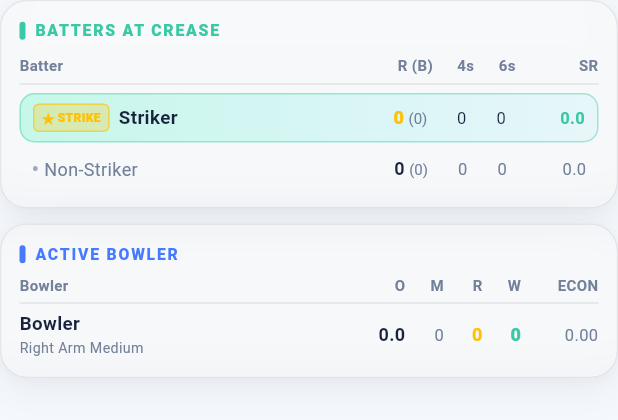
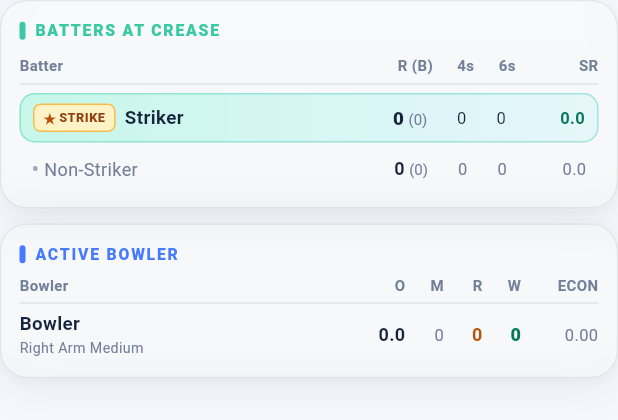
Before and after one commit to Patit24/Cric-Pavilion, a Flutter app: the CreaseHudWidget widget shown alone on an empty page, opened directly with empty values, on a phone screen of 412 x 824 dp. Shown: the top 420 px of the screen. Run offline on Flutter 3.47's test engine with Material 3 defaults, Android fonts, the phone set to English and light mode, and no system bars; our stand-ins replace cloud_firestore, firebase_auth, firebase_core, google_sign_in, shared_preferences; missing offline and left inert: dart:js_interop; accounts and stored records are empty; network calls fail.

Commit message:
Redesign Live Scorer screen to Light Glassmorphism

```diff
--- a/lib/screens/scorer/crease_hud_widget.dart
+++ b/lib/screens/scorer/crease_hud_widget.dart
@@ -163,18 +163,18 @@ class CreaseHudWidget extends StatelessWidget {
                         children: [
                           Container(
                             margin: const EdgeInsets.only(right: 6),
-                            padding: const EdgeInsets.symmetric(horizontal: 5, vertical: 2),
+                            padding: const EdgeInsets.symmetric(horizontal: 6, vertical: 2),
                             decoration: BoxDecoration(
-                              color: Colors.amber.withValues(alpha: 0.25),
-                              borderRadius: BorderRadius.circular(4),
-                              border: Border.all(color: Colors.amber.withValues(alpha: 0.6)),
+                              color: const Color(0xFFFEF3C7),
+                              borderRadius: BorderRadius.circular(5),
+                              border: Border.all(color: const Color(0xFFF59E0B).withValues(alpha: 0.65)),
                             ),
                             child: const Row(
                               mainAxisSize: MainAxisSize.min,
                               children: [
-                                Text('★', style: TextStyle(color: Colors.amber, fontSize: 9, fontWeight: FontWeight.w900)),
+                                Text('★', style: TextStyle(color: Color(0xFFB45309), fontSize: 9, fontWeight: FontWeight.w900)),
                                 SizedBox(width: 2),
-                                Text('STRIKE', style: TextStyle(color: Colors.amber, fontSize: 8, fontWeight: FontWeight.w900)),
+                                Text('STRIKE', style: TextStyle(color: Color(0xFF92400E), fontSize: 8.5, fontWeight: FontWeight.w900, letterSpacing: 0.3)),
                               ],
                             ),
                           ),
@@ -194,15 +194,30 @@ class CreaseHudWidget extends StatelessWidget {
                         textAlign: TextAlign.right,
                         text: TextSpan(
                           children: [
-                            TextSpan(text: '${strikerCard.runs} ', style: const TextStyle(color: Colors.amber, fontSize: 12, fontWeight: FontWeight.w900)),
-                            TextSpan(text: '(${strikerCard.balls})', style: const TextStyle(color: GlassTokens.inkSecondary, fontSize: 10)),
+                            TextSpan(
+                              text: '${strikerCard.runs} ',
+                              style: const TextStyle(
+                                color: GlassTokens.inkPrimary,
+                                fontSize: 12.5,
+                                fontWeight: FontWeight.w900,
+                                fontFeatures: [FontFeature.tabularFigures()],
+                              ),
+                            ),
+                            TextSpan(
+                              text: '(${strikerCard.balls})',
+                              style: const TextStyle(
+                                color: GlassTokens.inkSecondary,
+                                fontSize: 10,
+                                fontFeatures: [FontFeature.tabularFigures()],
+                              ),
+                            ),
                           ],
                         ),
                       ),
                     ),
-                    Expanded(flex: 1, child: Text('${strikerCard.fours}', textAlign: TextAlign.right, style: const TextStyle(color: GlassTokens.inkPrimary, fontSize: 11))),
-                    Expanded(flex: 1, child: Text('${strikerCard.sixes}', textAlign: TextAlign.right, style: const TextStyle(color: GlassTokens.inkPrimary, fontSize: 11))),
-                    Expanded(flex: 2, child: Text(strikerCard.strikeRate.toStringAsFixed(1), textAlign: TextAlign.right, style: const TextStyle(color: NeoGlassTheme.neonEmerald, fontSize: 11, fontWeight: FontWeight.bold))),
+                    Expanded(flex: 1, child: Text('${strikerCard.fours}', textAlign: TextAlign.right, style: const TextStyle(color: GlassTokens.inkPrimary, fontSize: 11, fontFeatures: [FontFeature.tabularFigures()]))),
+                    Expanded(flex: 1, child: Text('${strikerCard.sixes}', textAlign: TextAlign.right, style: const TextStyle(color: GlassTokens.inkPrimary, fontSize: 11, fontFeatures: [FontFeature.tabularFigures()]))),
+                    Expanded(flex: 2, child: Text(strikerCard.strikeRate.toStringAsFixed(1), textAlign: TextAlign.right, style: const TextStyle(color: Color(0xFF047857), fontSize: 11, fontWeight: FontWeight.bold, fontFeatures: [FontFeature.tabularFigures()]))),
                   ],
                 ),
               ),
@@ -305,7 +320,7 @@ class CreaseHudWidget extends StatelessWidget {
                             Text(
                               bowler == null ? 'Select Bowler' : 'Change',
                               style: TextStyle(
-                                color: bowler == null ? Colors.black : Colors.white,
+                                color: bowler == null ? Colors.black : GlassTokens.inkPrimary,
                                 fontSize: 10,
                                 fontWeight: FontWeight.bold,
                               ),
@@ -313,7 +328,7 @@ class CreaseHudWidget extends StatelessWidget {
                             Icon(
                               Icons.chevron_right,
                               size: 12,
-                              color: bowler == null ? Colors.black : Colors.white,
+                              color: bowler == null ? Colors.black : GlassTokens.inkPrimary,
                             ),
                           ],
                         ),
@@ -358,11 +373,11 @@ class CreaseHudWidget extends StatelessWidget {
                         ],
                       ),
                     ),
-                    Expanded(flex: 2, child: Text(bowlerCard.oversStr, textAlign: TextAlign.right, style: const TextStyle(color: GlassTokens.inkPrimary, fontSize: 12, fontWeight: FontWeight.bold))),
-                    Expanded(flex: 1, child: Text('${bowlerCard.maidens}', textAlign: TextAlign.right, style: const TextStyle(color: GlassTokens.inkSecondary, fontSize: 11))),
-                    Expanded(flex: 1, child: Text('${bowlerCard.runsConceded}', textAlign: TextAlign.right, style: const TextStyle(color: Colors.amber, fontSize: 12, fontWeight: FontWeight.bold))),
-                    Expanded(flex: 1, child: Text('${bowlerCard.wickets}', textAlign: TextAlign.right, style: const TextStyle(color: NeoGlassTheme.neonEmerald, fontSize: 12, fontWeight: FontWeight.w900))),
-                    Expanded(flex: 2, child: Text(bowlerCard.economy.toStringAsFixed(2), textAlign: TextAlign.right, style: const TextStyle(color: GlassTokens.inkSecondary, fontSize: 11))),
+                    Expanded(flex: 2, child: Text(bowlerCard.oversStr, textAlign: TextAlign.right, style: const TextStyle(color: GlassTokens.inkPrimary, fontSize: 12, fontWeight: FontWeight.bold, fontFeatures: [FontFeature.tabularFigures()]))),
+                    Expanded(flex: 1, child: Text('${bowlerCard.maidens}', textAlign: TextAlign.right, style: const TextStyle(color: GlassTokens.inkSecondary, fontSize: 11, fontFeatures: [FontFeature.tabularFigures()]))),
+                    Expanded(flex: 1, child: Text('${bowlerCard.runsConceded}', textAlign: TextAlign.right, style: const TextStyle(color: Color(0xFFB45309), fontSize: 12, fontWeight: FontWeight.bold, fontFeatures: [FontFeature.tabularFigures()]))),
+                    Expanded(flex: 1, child: Text('${bowlerCard.wickets}', textAlign: TextAlign.right, style: const TextStyle(color: Color(0xFF047857), fontSize: 12, fontWeight: FontWeight.w900, fontFeatures: [FontFeature.tabularFigures()]))),
+                    Expanded(flex: 2, child: Text(bowlerCard.economy.toStringAsFixed(2), textAlign: TextAlign.right, style: const TextStyle(color: GlassTokens.inkSecondary, fontSize: 11, fontFeatures: [FontFeature.tabularFigures()]))),
                   ],
                 ),
               ] else ...[
```
Also changed, not shown: lib/screens/scorer/scorer_screen.dart (+144 -72 lines).
